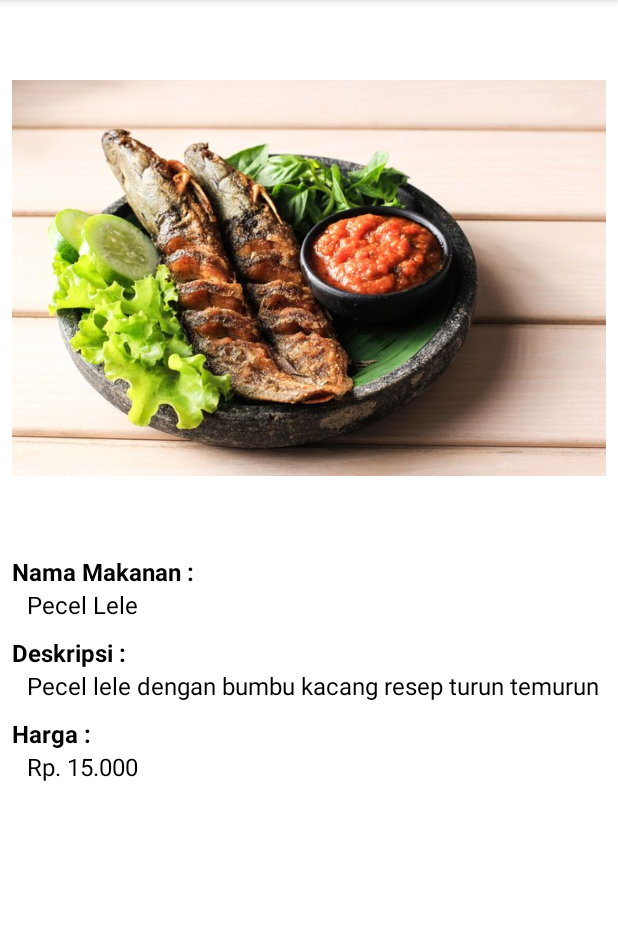
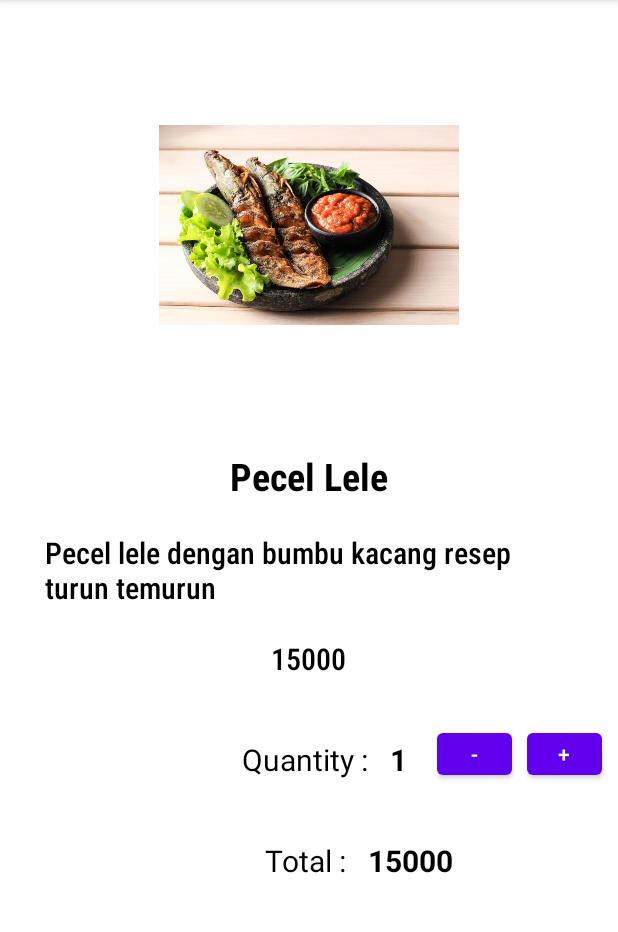
Before and after one commit to rizalpahlevii/as-menu-makanan, an Android app: the screen it shows after launch (DetailMakanan), after a tap on "Pecel Lele", on a phone screen of 412 x 824 dp, the part 84-1016 px from its top. Run offline under Robolectric (Android 15) with nearby library versions, the phone set to English and light mode, and no system bars.

Commit message:
Adding plus minus button

```diff
--- a/app/src/main/java/me/mydev/menumakanan/DetailMakanan.java
+++ b/app/src/main/java/me/mydev/menumakanan/DetailMakanan.java
@@ -1,6 +1,9 @@
 package me.mydev.menumakanan;
 
 import android.os.Bundle;
+import android.util.Log;
+import android.view.View;
+import android.widget.Button;
 import android.widget.ImageView;
 import android.widget.TextView;
 
@@ -9,41 +12,77 @@ import androidx.appcompat.app.AppCompatActivity;
 public class DetailMakanan extends AppCompatActivity {
 
     ImageView img_gambarM;
-    TextView txt_namaM, txt_hargaM, txt_descM;
+    TextView txt_namaM, txt_hargaM, txt_descM, valQty,txtTotal;
+
+    Button btnIncrease,btnDecrease;
 
     String namaMakanan, deskripsi, harga;
-    int foto;
+    int foto,integerNumber = 1,total;
+
 
     @Override
     protected void onCreate(Bundle savedInstanceState) {
         super.onCreate(savedInstanceState);
         setContentView(R.layout.activity_detail_makanan);
 
-        txt_namaM = findViewById(R.id.txt_namaM);
-        txt_descM = findViewById(R.id.txt_descM);
-        txt_hargaM = findViewById(R.id.txt_hargaM);
-        img_gambarM = findViewById(R.id.img_gambarM);
+        txt_namaM = findViewById(R.id.txtName);
+        txt_descM = findViewById(R.id.txtDescription);
+        txt_hargaM = findViewById(R.id.txtPrice);
+        valQty = findViewById(R.id.valQty);
+        txtTotal = findViewById(R.id.valTotal);
+        img_gambarM = findViewById(R.id.imgProduct);
+
+        btnIncrease = findViewById(R.id.increase);
+        btnDecrease = findViewById(R.id.decrease);
+
+        btnIncrease.setOnClickListener(new View.OnClickListener() {
+            @Override
+            public void onClick(View view) {
+                integerNumber++;
+                total = Integer.parseInt(txt_hargaM.getText().toString()) * integerNumber;
+                txtTotal.setText(String.valueOf(total));
+                valQty.setText(String.valueOf(integerNumber));
+            }
+        });
+
+        btnDecrease.setOnClickListener(new View.OnClickListener() {
+            @Override
+            public void onClick(View view) {
+                integerNumber--;
+                total = Integer.parseInt(txt_hargaM.getText().toString()) * integerNumber;
+                txtTotal.setText(String.valueOf(total));
+                valQty.setText(String.valueOf(integerNumber));
+            }
+        });
+
 
         // foto makanan
         Bundle bundle =  getIntent().getExtras();
         foto = bundle.getInt(String.valueOf("foto"));
         img_gambarM.setImageResource(foto);
 
+
+
         getInputExtra();
     }
 
+    private String rupiahFormat(int param){
+        return "Rp. " + param;
+    }
+
+
     private void getInputExtra() {
-
-            namaMakanan = getIntent().getStringExtra("nama");
-            deskripsi = getIntent().getStringExtra("deskripsi");
-            harga = getIntent().getStringExtra("harga");
-
+        namaMakanan = getIntent().getStringExtra("nama");
+        deskripsi = getIntent().getStringExtra("deskripsi");
+        harga = getIntent().getStringExtra("harga");
+        Log.i("myLog",getIntent().getStringExtra("harga"));
         setDataActivity(namaMakanan, deskripsi, harga);
     }
 
     private void setDataActivity(String namaMakanan, String deskripsi, String harga){
         txt_namaM.setText(namaMakanan);
         txt_descM.setText(deskripsi);
+        txtTotal.setText(harga);
         txt_hargaM.setText(harga);
 
     }
--- a/app/src/main/java/me/mydev/menumakanan/KulinerAdapter.java
+++ b/app/src/main/java/me/mydev/menumakanan/KulinerAdapter.java
@@ -62,6 +62,11 @@ public class KulinerAdapter extends RecyclerView.Adapter<KulinerAdapter.ViewHold
         return listMakanan.size();
     }
 
+    private String rupiahFormat(int param){
+        return "Rp. " + param;
+    }
+
+
     public class ViewHolder extends RecyclerView.ViewHolder {
 
         public TextView txtNama, txtHarga;
@@ -70,12 +75,10 @@ public class KulinerAdapter extends RecyclerView.Adapter<KulinerAdapter.ViewHold
 
         public ViewHolder(@NonNull View itemView) {
             super(itemView);
-
-        txtNama = itemView.findViewById(R.id.txtNama);
-        txtHarga = itemView.findViewById(R.id.txtHarga);
-        imgFoto = itemView.findViewById(R.id.imgFoto);
-
-        this.itemView = (ConstraintLayout) itemView.findViewById(R.id.main_layout);
+            txtNama = itemView.findViewById(R.id.txtNama);
+            txtHarga = itemView.findViewById(R.id.txtHarga);
+            imgFoto = itemView.findViewById(R.id.imgFoto);
+            this.itemView = (ConstraintLayout) itemView.findViewById(R.id.main_layout);
         }
     }
 }
--- a/app/src/main/java/me/mydev/menumakanan/MainActivity.java
+++ b/app/src/main/java/me/mydev/menumakanan/MainActivity.java
@@ -29,29 +29,29 @@ public class MainActivity extends AppCompatActivity {
     private void initData() {
         this.listMakanan = new ArrayList<>();
         listMakanan.add(new Kuliner("Pecel Lele",
-                "Rp. 15.000",
+                "15000",
                 "Pecel lele dengan bumbu kacang resep turun temurun",
                 R.drawable.peclele));
 
         listMakanan.add(new Kuliner("Nasi Goreng Mercon",
-                "Rp. 14.500",
+                "14500",
                 "Nasi goreng mercon yang tingkat kepedesannya bisa kamu pilih sesuai yang kalian mau",
                 R.drawable.nasgor));
 
         listMakanan.add(new Kuliner("Ayam Geprek Keju",
-                "Rp. 20.000",
+                "20000",
                 "Ayam geprek dengan keju meleleh di atasnya",
                 R.drawable.geprekkeju));
         listMakanan.add(new Kuliner("Kari Ayam",
-                "Rp. 17.500",
+                "17500",
                 "Ayam dengan bumbu kari khas resep turun temurun",
                 R.drawable.kareayam));
         listMakanan.add(new Kuliner("Tahu Bulat",
-                "Rp. 500",
+                "500",
                 "Tahu bulat dengan sambal yang cocok buat kalian ngemeal",
                 R.drawable.tahubulat));
         listMakanan.add(new Kuliner("Salad Buah",
-                "Rp. 12.000",
+                "12000",
                 "Salad dengan berbagai macam sayuran segar",
                 R.drawable.salad));
     }
--- a/app/src/main/res/layout/activity_detail_makanan.xml
+++ b/app/src/main/res/layout/activity_detail_makanan.xml
@@ -1,104 +1,139 @@
 <?xml version="1.0" encoding="utf-8"?>
-<androidx.constraintlayout.widget.ConstraintLayout xmlns:android="http://schemas.android.com/apk/res/android"
+
+<RelativeLayout
+    xmlns:android="http://schemas.android.com/apk/res/android"
     xmlns:app="http://schemas.android.com/apk/res-auto"
     xmlns:tools="http://schemas.android.com/tools"
     android:layout_width="match_parent"
     android:layout_height="match_parent"
     tools:context=".DetailMakanan">
 
+
     <ImageView
-        android:id="@+id/img_gambarM"
-        android:layout_width="0dp"
-        android:layout_height="350dp"
-        android:layout_marginStart="8dp"
-        android:layout_marginTop="10dp"
-        android:layout_marginEnd="8dp"
-        app:layout_constraintEnd_toEndOf="parent"
-        app:layout_constraintHorizontal_bias="0.0"
-        app:layout_constraintStart_toStartOf="parent"
-        app:layout_constraintTop_toTopOf="parent"
+        android:id="@+id/imgProduct"
+        android:layout_width="200dp"
+        android:layout_height="300dp"
+        android:layout_centerHorizontal="true"
         tools:srcCompat="@tools:sample/avatars" />
 
+
     <TextView
-        android:id="@+id/txt_namaM"
-        android:layout_width="0dp"
+        android:id="@+id/txtName"
+        android:layout_width="wrap_content"
         android:layout_height="wrap_content"
-        android:layout_marginStart="18dp"
-        android:layout_marginEnd="10dp"
+        android:layout_below="@id/imgProduct"
+        android:fontFamily="sans-serif-condensed-medium"
         android:text="TextView"
         android:textColor="@color/black"
-        android:textSize="16sp"
-        app:layout_constraintEnd_toEndOf="parent"
-        app:layout_constraintHorizontal_bias="0.0"
-        app:layout_constraintStart_toStartOf="parent"
-        app:layout_constraintTop_toBottomOf="@+id/textView5" />
+        android:layout_centerHorizontal="true"
+        android:textSize="25dp"
+        android:textStyle="bold" />
 
     <TextView
-        android:id="@+id/txt_descM"
-        android:layout_width="0dp"
+        android:id="@+id/txtDescription"
+        android:layout_width="wrap_content"
         android:layout_height="wrap_content"
-        android:layout_marginStart="18dp"
-        android:layout_marginEnd="10dp"
+        android:layout_below="@id/txtName"
+        android:fontFamily="sans-serif-condensed-medium"
+        android:text="TextView"
+        android:singleLine="false"
+        android:textColor="@color/black"
+        android:layout_centerHorizontal="true"
+        android:layout_marginLeft="30dp"
+        android:layout_marginRight="30dp"
+        android:layout_marginTop="20dp"
+        android:textSize="20dp"
+        android:textStyle="normal" />
+
+
+    <TextView
+        android:id="@+id/txtPrice"
+        android:layout_width="wrap_content"
+        android:layout_height="wrap_content"
+        android:layout_below="@id/txtDescription"
+        android:layout_centerHorizontal="true"
+        android:layout_marginTop="20dp"
+        android:fontFamily="sans-serif-condensed-medium"
         android:text="TextView"
         android:textColor="@color/black"
-        android:textSize="16sp"
-        app:layout_constraintEnd_toEndOf="parent"
-        app:layout_constraintHorizontal_bias="0.0"
-        app:layout_constraintStart_toStartOf="parent"
-        app:layout_constraintTop_toBottomOf="@+id/textView6" />
+        android:textSize="20dp"
+        android:textStyle="normal" />
+
 
     <TextView
-        android:id="@+id/txt_hargaM"
-        android:layout_width="0dp"
+        android:id="@+id/txtQuantity"
+        android:layout_width="wrap_content"
         android:layout_height="wrap_content"
-        android:layout_marginStart="18dp"
-        android:layout_marginEnd="10dp"
-        android:text="TextView"
+        android:text="Quantity : "
+        android:textSize="20dp"
         android:textColor="@color/black"
-        android:textSize="16sp"
-        app:layout_constraintBottom_toBottomOf="parent"
-        app:layout_constraintEnd_toEndOf="parent"
-        app:layout_constraintHorizontal_bias="1.0"
-        app:layout_constraintStart_toStartOf="parent"
-        app:layout_constraintTop_toBottomOf="@+id/textView7"
-        app:layout_constraintVertical_bias="0.0" />
+        android:layout_below="@id/txtPrice"
+        android:layout_marginTop="40dp"
+        android:layout_centerHorizontal="true"/>
 
     <TextView
-        android:id="@+id/textView5"
+        android:id="@+id/valQty"
         android:layout_width="wrap_content"
         android:layout_height="wrap_content"
-        android:layout_marginStart="8dp"
-        android:layout_marginTop="10dp"
-        android:text="Nama Makanan :"
+        android:text="1"
+        android:textSize="20dp"
         android:textColor="@color/black"
-        android:textSize="16sp"
+        android:layout_below="@id/txtPrice"
+        android:layout_toEndOf="@id/txtQuantity"
+        android:layout_marginTop="40dp"
+        android:layout_marginLeft="10dp"
         android:textStyle="bold"
-        app:layout_constraintStart_toStartOf="parent"
-        app:layout_constraintTop_toBottomOf="@+id/img_gambarM" />
+        android:layout_centerHorizontal="true"/>
+
+    <Button
+        android:id="@+id/decrease"
+        android:layout_width="50dp"
+        android:layout_height="40dp"
+        android:text="-"
+        android:layout_below="@id/txtPrice"
+        android:layout_toEndOf="@id/valQty"
+        android:layout_marginLeft="20dp"
+        android:layout_marginTop="30dp"/>
+
+    <Button
+        android:id="@+id/increase"
+        android:layout_width="50dp"
+        android:layout_height="40dp"
+        android:text="+"
+        android:layout_below="@id/txtPrice"
+        android:layout_toEndOf="@id/decrease"
+        android:layout_marginLeft="10dp"
+        android:layout_marginTop="30dp"/>
+
+
+
 
     <TextView
-        android:id="@+id/textView6"
+        android:id="@+id/txtTotal"
         android:layout_width="wrap_content"
         android:layout_height="wrap_content"
-        android:layout_marginStart="8dp"
-        android:layout_marginTop="10dp"
-        android:text="Deskripsi :"
+        android:text="Total : "
+        android:textSize="20dp"
         android:textColor="@color/black"
-        android:textSize="16sp"
-        android:textStyle="bold"
-        app:layout_constraintStart_toStartOf="parent"
-        app:layout_constraintTop_toBottomOf="@+id/txt_namaM" />
+        android:layout_below="@id/txtQuantity"
+        android:layout_marginTop="40dp"
+        android:layout_centerHorizontal="true"/>
 
     <TextView
-        android:id="@+id/textView7"
+        android:id="@+id/valTotal"
         android:layout_width="wrap_content"
         android:layout_height="wrap_content"
-        android:layout_marginStart="8dp"
-        android:layout_marginTop="10dp"
-        android:text="Harga : "
+        android:text="1"
+        android:textSize="20dp"
         android:textColor="@color/black"
-        android:textSize="16sp"
+        android:layout_below="@id/txtQuantity"
+        android:layout_toEndOf="@id/txtTotal"
+        android:layout_marginTop="40dp"
+        android:layout_marginLeft="10dp"
         android:textStyle="bold"
-        app:layout_constraintStart_toStartOf="parent"
-        app:layout_constraintTop_toBottomOf="@+id/txt_descM" />
-</androidx.constraintlayout.widget.ConstraintLayout>
+        android:layout_centerHorizontal="true"/>
+
+
+
+
+</RelativeLayout>
--- a/app/src/main/res/layout/activity_main.xml
+++ b/app/src/main/res/layout/activity_main.xml
@@ -13,7 +13,7 @@
         android:layout_width="match_parent"
         android:layout_height="wrap_content"
         android:padding="10dp"
-        android:text="Makanan Favorit Anak Zaman Now"
+        android:text="Menu Makanan Kafe"
         android:textColor="#FFFFFF"
         android:textSize="20sp"
         android:textStyle="bold" />
```
